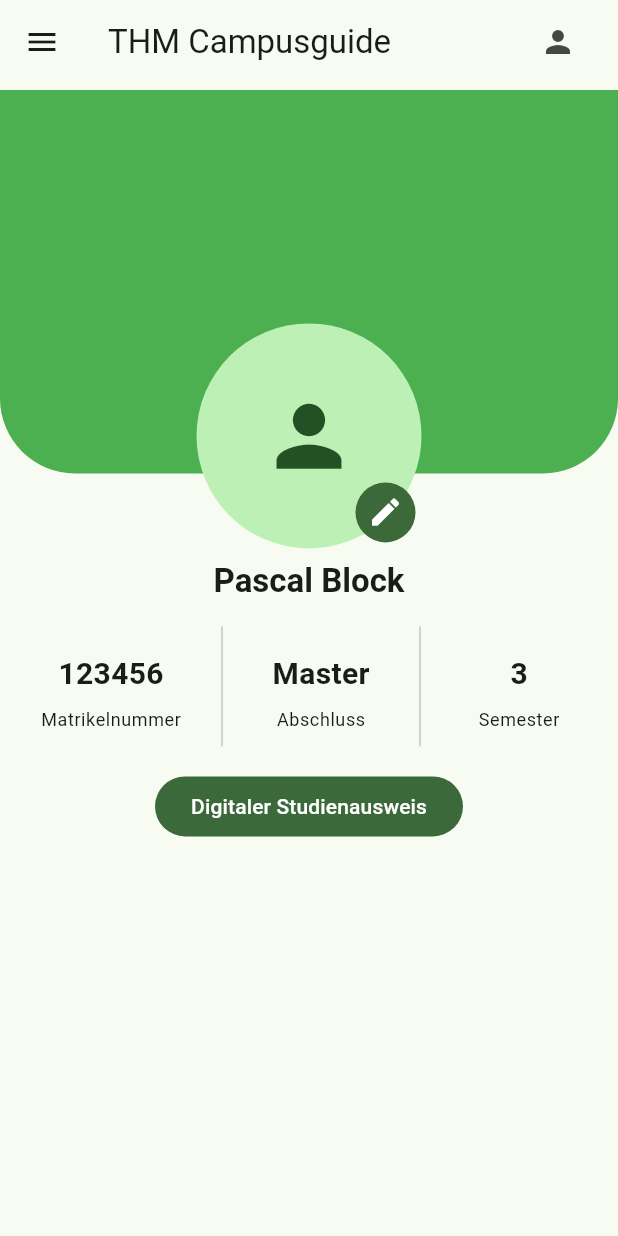
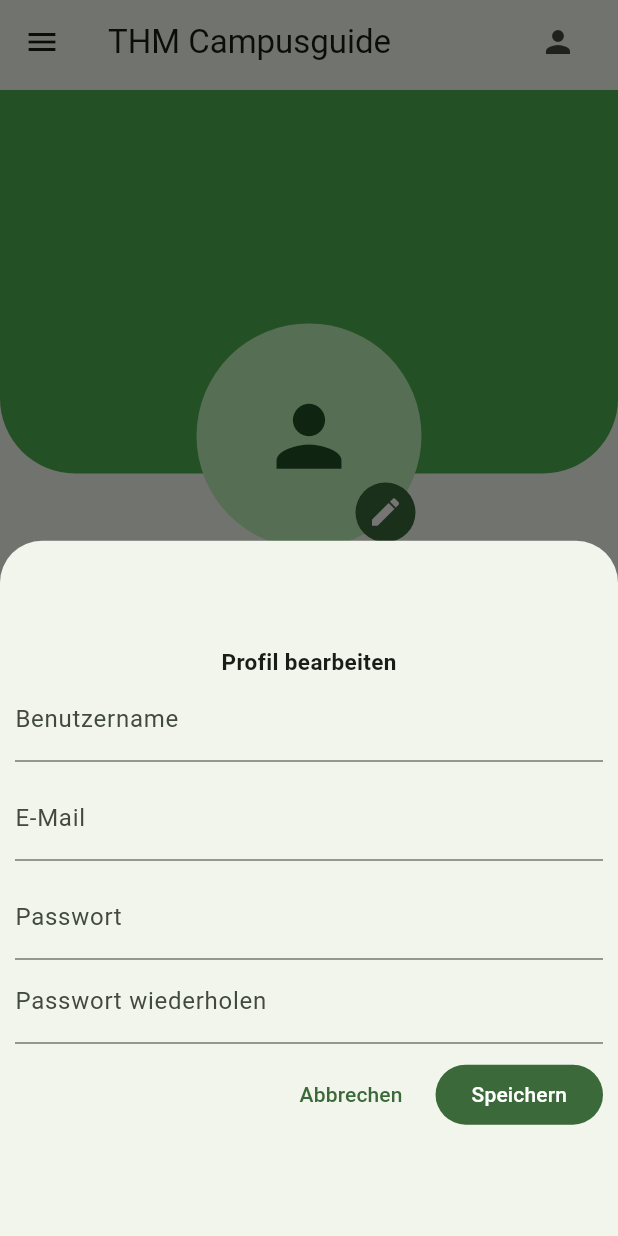
Before and after one commit to Feeelix92/campus_guide_gui, a Flutter app: the UserProfile screen opened by its route, after a tap on the "edit" icon, on a phone screen of 412 x 824 dp. Run offline on Flutter 3.47's test engine with Material 2 defaults, Android fonts, the phone set to English and light mode, and no system bars; our stand-ins replace qr_flutter.

Commit message:
add bottom sheet for editing the profile

```diff
--- a/lib/screens/profile.dart
+++ b/lib/screens/profile.dart
@@ -1,8 +1,10 @@
+import 'package:campus_guide_gui/widgets/h1.dart';
 import 'package:flutter/material.dart';
 
 import '../widgets/appDrawer.dart';
 import '../widgets/customAppBar.dart';
 import '../widgets/studentId.dart';
+import '../widgets/h2.dart';
 
 class UserProfile extends StatelessWidget {
   const UserProfile({Key? key}) : super(key: key);
@@ -24,13 +26,7 @@ class UserProfile extends StatelessWidget {
               padding: const EdgeInsets.all(8.0),
               child: Column(
                 children: [
-                  Text(
-                    '$firstName $lastName',
-                    style: Theme.of(context)
-                        .textTheme
-                        .titleLarge
-                        ?.copyWith(fontWeight: FontWeight.bold),
-                  ),
+                  H1(text: '$firstName $lastName'),
                   const SizedBox(height: 16),
                   const _ProfileInfoRow(),
                   const SizedBox(height: 16),
@@ -105,6 +101,9 @@ class _TopPortion extends StatelessWidget {
   _TopPortion({Key? key}) : super(key: key);
 
   String userImage = "";
+  final TextEditingController _usernameController = TextEditingController();
+  final TextEditingController _emailController = TextEditingController();
+  final TextEditingController _passwordController = TextEditingController();
 
   @override
   Widget build(BuildContext context) {
@@ -152,7 +151,7 @@ class _TopPortion extends StatelessWidget {
                   bottom: 0,
                   right: 0,
                   child: IconButton.filled(
-                    onPressed: () {  },
+                    onPressed: () => _dialogBuilder(context),
                     icon: const Icon(Icons.edit)
                   )
                 ),
@@ -163,4 +162,71 @@ class _TopPortion extends StatelessWidget {
       ],
     );
   }
+
+  Future<void> _dialogBuilder(BuildContext context) async {
+    showModalBottomSheet<void>(
+      context: context,
+      builder: (BuildContext context) {
+        return SizedBox(
+          child: Center(
+            child: Container(
+              margin: const EdgeInsets.all(10),
+              child: Column(
+                mainAxisAlignment: MainAxisAlignment.center,
+                mainAxisSize: MainAxisSize.min,
+                children: <Widget>[
+                  const H2(text: 'Profil bearbeiten'),
+                  TextField(
+                    controller: _usernameController,
+                    decoration: const InputDecoration(
+                      labelText: 'Benutzername',
+                    ),
+                  ),
+                  const SizedBox(height: 10),
+                  TextField(
+                    controller: _emailController,
+                    decoration: const InputDecoration(
+                      labelText: 'E-Mail',
+                    ),
+                  ),
+                  const SizedBox(height: 10),
+                  TextField(
+                    controller: _passwordController,
+                    decoration: const InputDecoration(
+                      labelText: 'Passwort',
+                    ),
+                    obscureText: true,
+                  ),
+                  TextField(
+                    controller: _passwordController,
+                    decoration: const InputDecoration(
+                      labelText: 'Passwort wiederholen',
+                    ),
+                    obscureText: true,
+                  ),
+                  const SizedBox(height: 10),
+                  Row(
+                    mainAxisAlignment: MainAxisAlignment.end,
+                    children: [
+                      TextButton(
+                          onPressed: () => Navigator.pop(context),
+                          child: const Text('Abbrechen')
+                      ),
+                      const SizedBox(width: 10),
+                      FilledButton(
+                        child: const Text('Speichern'),
+                        onPressed: () => Navigator.pop(context),
+                      ),
+                    ],
+                  ),
+                ],
+              ),
+            ),
+          ),
+        );
+      },
+    );
+  }
 }
+
+// Infobox für Text
```
